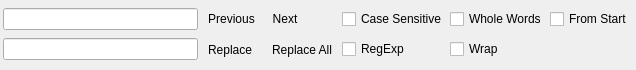
This is v2/trunk/2006.2.0.0/monkey/src/monkeyeditor/ui/qscintillaSearch.ui in testmana2/mks as Qt 5 draws it before an edit. The edited form follows.
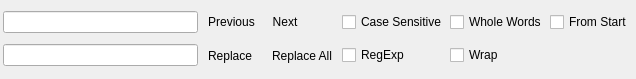
This is the edited form. Icons and pictures are not drawn.

Diff of the .ui file:
```diff
--- a/v2/trunk/2006.2.0.0/monkey/src/monkeyeditor/ui/qscintillaSearch.ui
+++ b/v2/trunk/2006.2.0.0/monkey/src/monkeyeditor/ui/qscintillaSearch.ui
@@ -6,9 +6,17 @@
     <x>0</x>
     <y>0</y>
     <width>636</width>
-    <height>70</height>
+    <height>79</height>
    </rect>
   </property>
+  <property name="sizePolicy" >
+   <sizepolicy>
+    <hsizetype>5</hsizetype>
+    <vsizetype>0</vsizetype>
+    <horstretch>0</horstretch>
+    <verstretch>0</verstretch>
+   </sizepolicy>
+  </property>
   <property name="allowedAreas" >
    <set>Qt::BottomDockWidgetArea|Qt::NoDockWidgetArea|Qt::TopDockWidgetArea</set>
   </property>
```
